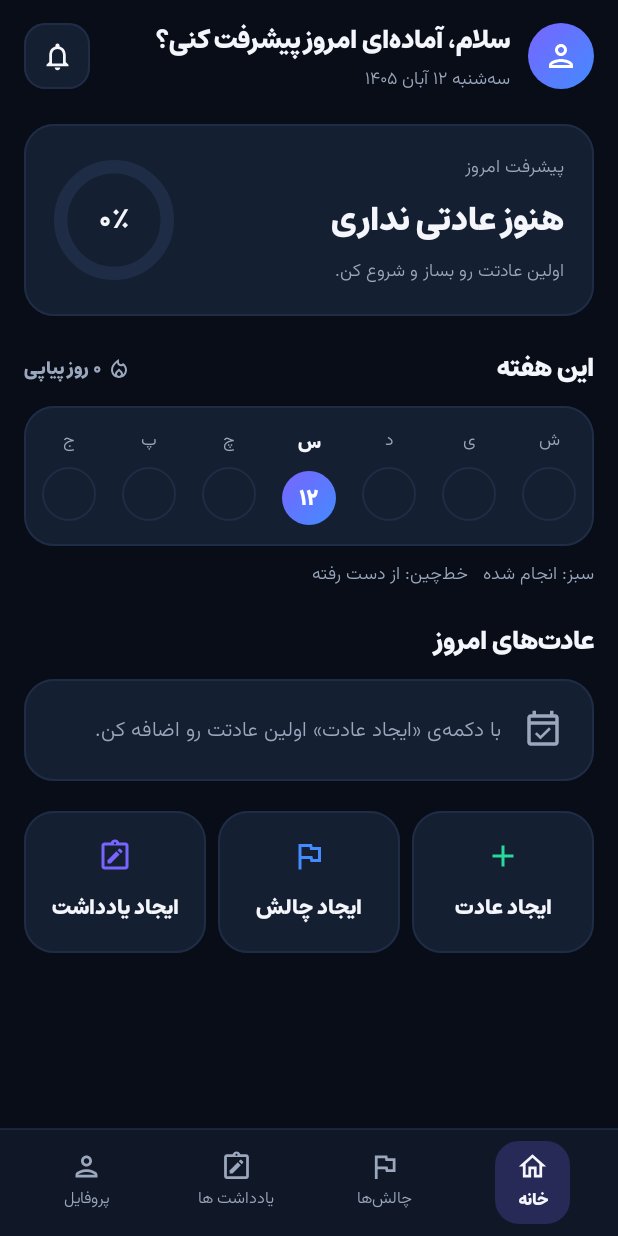
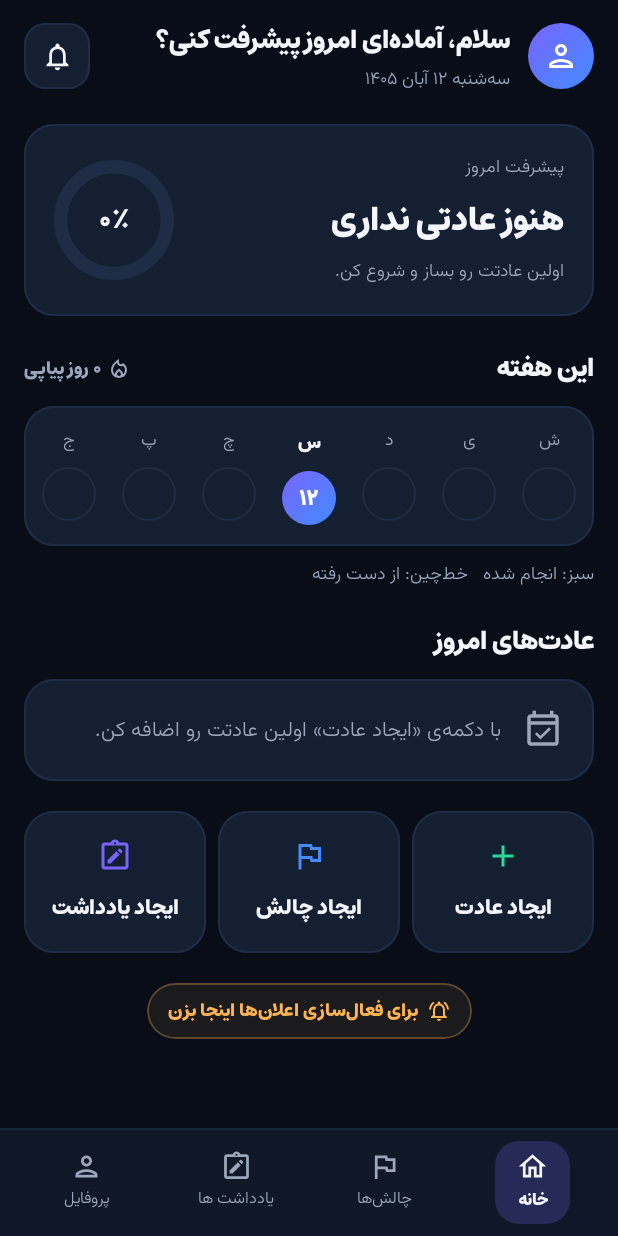
Before and after one commit to mahdiar-barzegarr/Day-flow, an Android app built with Jetpack Compose: the screen it shows after launch (MainActivity), on a phone screen of 412 x 824 dp. Run offline under Robolectric (Android 15) with nearby library versions, the phone set to English and light mode, and no system bars; our stand-ins replace Dagger/Hilt's generated code, Room's generated code; libraries missing offline, so code that uses them is left out: androidx.glance, androidx.glance.appwidget, androidx.hilt.lifecycle.

Commit message:
version 1

```diff
--- a/Application/app/src/main/AndroidManifest.xml
+++ b/Application/app/src/main/AndroidManifest.xml
@@ -17,7 +17,7 @@
         android:dataExtractionRules="@xml/data_extraction_rules"
         android:fullBackupContent="@xml/backup_rules"
         android:icon="@drawable/icon"
-        android:label="rootino"
+        android:label="Routino"
         android:roundIcon="@drawable/icon"
         android:supportsRtl="true"
         android:theme="@style/Theme.DayFlow">
--- a/Application/app/src/main/java/com/example/dayflow/ui/home/HomeScreen.kt
+++ b/Application/app/src/main/java/com/example/dayflow/ui/home/HomeScreen.kt
@@ -49,6 +49,7 @@ import androidx.compose.material.icons.outlined.Flag
 import androidx.compose.material.icons.outlined.LocalFireDepartment
 import androidx.compose.material.icons.outlined.NoteAlt
 import androidx.compose.material.icons.outlined.Notifications
+import androidx.compose.material.icons.outlined.NotificationsActive
 import androidx.compose.material.icons.outlined.NotificationsOff
 import androidx.compose.material.icons.outlined.Person
 import androidx.compose.material.icons.outlined.Star
@@ -87,6 +88,7 @@ import androidx.compose.ui.text.style.TextOverflow
 import androidx.compose.ui.unit.dp
 import androidx.hilt.navigation.compose.hiltViewModel
 import androidx.navigation.NavController
+import com.example.dayflow.navigation.Routes
 import com.example.dayflow.ui.challenges.CreateChallengeSheet
 import com.example.dayflow.ui.components.DayFlowBottomBar
 import com.example.dayflow.ui.theme.LocalExtraColors
@@ -121,7 +123,8 @@ fun HomeScreen(
             onCreateHabit = { showAddDialog = true },
             onCreateChallenge = { showCreate = true },
             onCreateNote = onCreateNote,
-            onToggleMute = viewModel::toggleMute
+            onToggleMute = viewModel::toggleMute,
+            onOpenNotifications = { navController.navigate(Routes.NOTIFICATIONS) }
         )
     }
 
@@ -149,7 +152,8 @@ private fun HomeContent(
     onCreateHabit: () -> Unit,
     onCreateChallenge: () -> Unit,
     onCreateNote: () -> Unit,
-    onToggleMute: () -> Unit
+    onToggleMute: () -> Unit,
+    onOpenNotifications: () -> Unit
 ) {
     Column(
         modifier = modifier
@@ -163,6 +167,41 @@ private fun HomeContent(
         WeekSection(state)
         HabitsSection(state, onToggleHabit, onDeleteHabit)
         QuickActions(onCreateHabit, onCreateChallenge, onCreateNote)
+        NotificationHint(
+            onClick = onOpenNotifications,
+            modifier = Modifier
+                .align(Alignment.CenterHorizontally)
+                .padding(bottom = 4.dp)
+        )
+    }
+}
+
+@Composable
+private fun NotificationHint(onClick: () -> Unit, modifier: Modifier = Modifier) {
+    val extra = LocalExtraColors.current
+    val shape = RoundedCornerShape(50)
+
+    Row(
+        modifier = modifier
+            .clip(shape)
+            .background(extra.highlight.copy(alpha = 0.08f))
+            .border(1.dp, extra.highlight.copy(alpha = 0.30f), shape)
+            .clickable(onClick = onClick)
+            .padding(horizontal = 14.dp, vertical = 8.dp),
+        verticalAlignment = Alignment.CenterVertically,
+        horizontalArrangement = Arrangement.spacedBy(6.dp)
+    ) {
+        Icon(
+            Icons.Outlined.NotificationsActive,
+            contentDescription = null,
+            tint = extra.highlight,
+            modifier = Modifier.size(16.dp)
+        )
+        Text(
+            text = "برای فعال‌سازی اعلان‌ها اینجا بزن",
+            color = extra.highlight,
+            style = MaterialTheme.typography.labelMedium
+        )
     }
 }
 
--- a/Application/app/src/main/java/com/example/dayflow/ui/profile/ProfileScreen.kt
+++ b/Application/app/src/main/java/com/example/dayflow/ui/profile/ProfileScreen.kt
@@ -102,6 +102,7 @@ fun ProfileScreen(
                         onClick = { navController.navigate(Routes.ABOUT) }
                     )
                 }
+
             }
         }
     }
```
